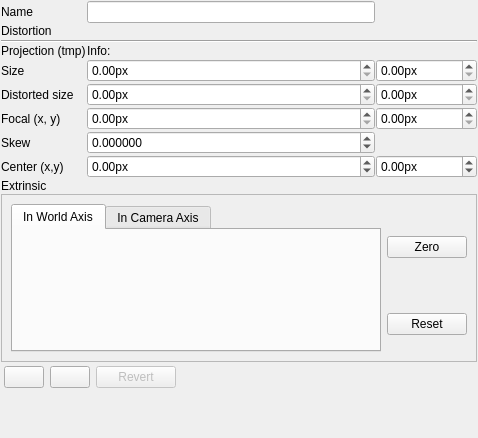
NickPenkrat/corecvs, file utils/distortioncorrector/cameraModelParametersControlWidget.ui: the form before one commit.
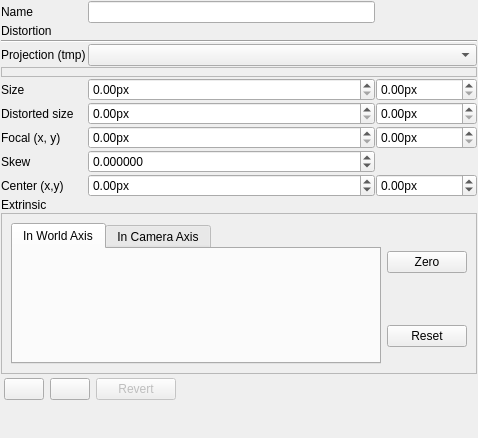
The form after the commit. Icons and pictures are not drawn. Custom widgets are drawn as their Qt base class.

The edit to the form file:
```diff
--- a/utils/distortioncorrector/cameraModelParametersControlWidget.ui
+++ b/utils/distortioncorrector/cameraModelParametersControlWidget.ui
@@ -29,7 +29,172 @@
    <property name="spacing">
     <number>1</number>
    </property>
-   <item row="11" column="0">
+   <item row="14" column="0" colspan="4">
+    <widget class="QFrame" name="frame_2">
+     <property name="sizePolicy">
+      <sizepolicy hsizetype="Preferred" vsizetype="Preferred">
+       <horstretch>0</horstretch>
+       <verstretch>0</verstretch>
+      </sizepolicy>
+     </property>
+     <property name="minimumSize">
+      <size>
+       <width>0</width>
+       <height>100</height>
+      </size>
+     </property>
+     <property name="frameShape">
+      <enum>QFrame::StyledPanel</enum>
+     </property>
+     <property name="frameShadow">
+      <enum>QFrame::Raised</enum>
+     </property>
+     <layout class="QGridLayout" name="gridLayout">
+      <item row="0" column="1">
+       <widget class="QPushButton" name="zeroExtrinsicsPushButton">
+        <property name="sizePolicy">
+         <sizepolicy hsizetype="Fixed" vsizetype="Fixed">
+          <horstretch>0</horstretch>
+          <verstretch>0</verstretch>
+         </sizepolicy>
+        </property>
+        <property name="toolTip">
+         <string>Sets all extrinsic parameteres to 0</string>
+        </property>
+        <property name="text">
+         <string>Zero</string>
+        </property>
+        <property name="icon">
+         <iconset resource="../../resources/main.qrc">
+          <normaloff>:/new/prefix1/bullet_blue.png</normaloff>:/new/prefix1/bullet_blue.png</iconset>
+        </property>
+        <property name="iconSize">
+         <size>
+          <width>24</width>
+          <height>24</height>
+         </size>
+        </property>
+       </widget>
+      </item>
+      <item row="0" column="0" rowspan="2">
+       <widget class="QTabWidget" name="tabWidget">
+        <property name="enabled">
+         <bool>true</bool>
+        </property>
+        <property name="sizePolicy">
+         <sizepolicy hsizetype="MinimumExpanding" vsizetype="MinimumExpanding">
+          <horstretch>0</horstretch>
+          <verstretch>0</verstretch>
+         </sizepolicy>
+        </property>
+        <property name="toolTip">
+         <string>&lt;html&gt;&lt;head/&gt;&lt;body&gt;&lt;p&gt;World Coordinate&lt;/p&gt;&lt;p&gt;&lt;br/&gt;&lt;/p&gt;&lt;/body&gt;&lt;/html&gt;</string>
+        </property>
+        <property name="currentIndex">
+         <number>0</number>
+        </property>
+        <widget class="QWidget" name="tab">
+         <attribute name="title">
+          <string>In World Axis</string>
+         </attribute>
+         <layout class="QGridLayout" name="gridLayout_2">
+          <item row="0" column="0">
+           <widget class="Affine3dControlWidget" name="extrinsicWorldWidget" native="true">
+            <property name="sizePolicy">
+             <sizepolicy hsizetype="Preferred" vsizetype="Fixed">
+              <horstretch>0</horstretch>
+              <verstretch>0</verstretch>
+             </sizepolicy>
+            </property>
+            <property name="minimumSize">
+             <size>
+              <width>0</width>
+              <height>100</height>
+             </size>
+            </property>
+           </widget>
+          </item>
+         </layout>
+        </widget>
+        <widget class="QWidget" name="tab_2">
+         <attribute name="title">
+          <string>In Camera Axis</string>
+         </attribute>
+         <layout class="QGridLayout" name="gridLayout_3">
+          <item row="0" column="0">
+           <widget class="Affine3dControlWidget" name="extrinsicCamWidget" native="true">
+            <property name="sizePolicy">
+             <sizepolicy hsizetype="Preferred" vsizetype="Fixed">
+              <horstretch>0</horstretch>
+              <verstretch>0</verstretch>
+             </sizepolicy>
+            </property>
+            <property name="minimumSize">
+             <size>
+              <width>0</width>
+              <height>100</height>
+             </size>
+            </property>
+           </widget>
+          </item>
+         </layout>
+        </widget>
+       </widget>
+      </item>
+      <item row="1" column="1">
+       <widget class="QPushButton" name="resetExtrinsicsPushButton">
+        <property name="toolTip">
+         <string>Sets angles to default camera rotation</string>
+        </property>
+        <property name="text">
+         <string>Reset</string>
+        </property>
+        <property name="icon">
+         <iconset resource="../../resources/main.qrc">
+          <normaloff>:/new/prefix1/bullet_orange.png</normaloff>:/new/prefix1/bullet_orange.png</iconset>
+        </property>
+        <property name="iconSize">
+         <size>
+          <width>24</width>
+          <height>24</height>
+         </size>
+        </property>
+       </widget>
+      </item>
+     </layout>
+    </widget>
+   </item>
+   <item row="8" column="3">
+    <widget class="QDoubleSpinBox" name="spinBoxSizeY">
+     <property name="suffix">
+      <string>px</string>
+     </property>
+     <property name="maximum">
+      <double>1000000000.000000000000000</double>
+     </property>
+    </widget>
+   </item>
+   <item row="9" column="2">
+    <widget class="QDoubleSpinBox" name="spinBoxSizeDistortedX">
+     <property name="suffix">
+      <string>px</string>
+     </property>
+     <property name="maximum">
+      <double>1000000000.000000000000000</double>
+     </property>
+    </widget>
+   </item>
+   <item row="9" column="3">
+    <widget class="QDoubleSpinBox" name="spinBoxSizeDistortedY">
+     <property name="suffix">
+      <string>px</string>
+     </property>
+     <property name="maximum">
+      <double>1000000000.000000000000000</double>
+     </property>
+    </widget>
+   </item>
+   <item row="12" column="0">
     <widget class="QLabel" name="label_12">
      <property name="text">
       <string>Center (x,y)</string>
@@ -52,21 +217,14 @@
      </property>
     </widget>
    </item>
-   <item row="6" column="1" colspan="2">
-    <widget class="QLabel" name="infoLabel">
-     <property name="text">
-      <string>Info:</string>
-     </property>
-    </widget>
-   </item>
-   <item row="2" column="0" colspan="2">
+   <item row="2" column="0" colspan="3">
     <widget class="QLabel" name="label">
      <property name="text">
       <string>Distortion</string>
      </property>
     </widget>
    </item>
-   <item row="11" column="1">
+   <item row="12" column="2">
     <widget class="QDoubleSpinBox" name="spinBoxCx">
      <property name="suffix">
       <string>px</string>
@@ -79,7 +237,7 @@
      </property>
     </widget>
    </item>
-   <item row="9" column="2">
+   <item row="10" column="3">
     <widget class="QDoubleSpinBox" name="spinBoxFocalY">
      <property name="suffix">
       <string>px</string>
@@ -89,7 +247,7 @@
      </property>
     </widget>
    </item>
-   <item row="10" column="1">
+   <item row="11" column="2">
     <widget class="QDoubleSpinBox" name="spinBoxSkew">
      <property name="suffix">
       <string/>
@@ -105,23 +263,23 @@
      </property>
     </widget>
    </item>
-   <item row="10" column="0">
+   <item row="0" column="2">
+    <widget class="QLineEdit" name="cameraNameEdit"/>
+   </item>
+   <item row="11" column="0">
     <widget class="QLabel" name="labelSkew">
      <property name="text">
       <string>Skew</string>
      </property>
     </widget>
    </item>
-   <item row="7" column="0">
+   <item row="8" column="0">
     <widget class="QLabel" name="label_3">
      <property name="text">
       <string>Size</string>
      </property>
     </widget>
    </item>
-   <item row="0" column="1">
-    <widget class="QLineEdit" name="cameraNameEdit"/>
-   </item>
    <item row="0" column="0">
     <widget class="QLabel" name="label_2">
      <property name="text">
@@ -129,6 +287,13 @@
      </property>
     </widget>
    </item>
+   <item row="13" column="0">
+    <widget class="QLabel" name="label_4">
+     <property name="text">
+      <string>Extrinsic</string>
+     </property>
+    </widget>
+   </item>
    <item row="6" column="0">
     <widget class="QLabel" name="label_11">
      <property name="text">
@@ -136,14 +301,14 @@
      </property>
     </widget>
    </item>
-   <item row="9" column="0">
+   <item row="10" column="0">
     <widget class="QLabel" name="labelFocalX">
      <property name="text">
       <string>Focal (x, y)</string>
      </property>
     </widget>
    </item>
-   <item row="15" column="0" colspan="2">
+   <item row="16" column="0" colspan="3">
     <spacer name="verticalSpacer">
      <property name="orientation">
       <enum>Qt::Vertical</enum>
@@ -156,14 +321,24 @@
      </property>
     </spacer>
    </item>
-   <item row="12" column="0">
-    <widget class="QLabel" name="label_4">
-     <property name="text">
-      <string>Extrinsic</string>
+   <item row="10" column="2">
+    <widget class="QDoubleSpinBox" name="spinBoxFocalX">
+     <property name="suffix">
+      <string>px</string>
      </property>
+     <property name="maximum">
+      <double>1000000000.000000000000000</double>
+     </property>
     </widget>
    </item>
-   <item row="14" column="0" colspan="3">
+   <item row="5" column="0" colspan="4">
+    <widget class="Line" name="line">
+     <property name="orientation">
+      <enum>Qt::Horizontal</enum>
+     </property>
+    </widget>
+   </item>
+   <item row="15" column="0" colspan="4">
     <widget class="QFrame" name="frame">
      <layout class="QHBoxLayout" name="horizontalLayout">
       <property name="leftMargin">
@@ -248,24 +423,7 @@
      </layout>
     </widget>
    </item>
-   <item row="9" column="1">
-    <widget class="QDoubleSpinBox" name="spinBoxFocalX">
-     <property name="suffix">
-      <string>px</string>
-     </property>
-     <property name="maximum">
-      <double>1000000000.000000000000000</double>
-     </property>
-    </widget>
-   </item>
-   <item row="5" column="0" colspan="3">
-    <widget class="Line" name="line">
-     <property name="orientation">
-      <enum>Qt::Horizontal</enum>
-     </property>
-    </widget>
-   </item>
-   <item row="11" column="2">
+   <item row="12" column="3">
     <widget class="QDoubleSpinBox" name="spinBoxCy">
      <property name="suffix">
       <string>px</string>
@@ -278,180 +436,15 @@
      </property>
     </widget>
    </item>
-   <item row="13" column="0" colspan="3">
-    <widget class="QFrame" name="frame_2">
-     <property name="sizePolicy">
-      <sizepolicy hsizetype="Preferred" vsizetype="Preferred">
-       <horstretch>0</horstretch>
-       <verstretch>0</verstretch>
-      </sizepolicy>
-     </property>
-     <property name="minimumSize">
-      <size>
-       <width>0</width>
-       <height>100</height>
-      </size>
-     </property>
-     <property name="frameShape">
-      <enum>QFrame::StyledPanel</enum>
-     </property>
-     <property name="frameShadow">
-      <enum>QFrame::Raised</enum>
-     </property>
-     <layout class="QGridLayout" name="gridLayout">
-      <item row="0" column="1">
-       <widget class="QPushButton" name="zeroExtrinsicsPushButton">
-        <property name="sizePolicy">
-         <sizepolicy hsizetype="Fixed" vsizetype="Fixed">
-          <horstretch>0</horstretch>
-          <verstretch>0</verstretch>
-         </sizepolicy>
-        </property>
-        <property name="toolTip">
-         <string>Sets all extrinsic parameteres to 0</string>
-        </property>
-        <property name="text">
-         <string>Zero</string>
-        </property>
-        <property name="icon">
-         <iconset resource="../../resources/main.qrc">
-          <normaloff>:/new/prefix1/bullet_blue.png</normaloff>:/new/prefix1/bullet_blue.png</iconset>
-        </property>
-        <property name="iconSize">
-         <size>
-          <width>24</width>
-          <height>24</height>
-         </size>
-        </property>
-       </widget>
-      </item>
-      <item row="0" column="0" rowspan="2">
-       <widget class="QTabWidget" name="tabWidget">
-        <property name="enabled">
-         <bool>true</bool>
-        </property>
-        <property name="sizePolicy">
-         <sizepolicy hsizetype="MinimumExpanding" vsizetype="MinimumExpanding">
-          <horstretch>0</horstretch>
-          <verstretch>0</verstretch>
-         </sizepolicy>
-        </property>
-        <property name="toolTip">
-         <string>&lt;html&gt;&lt;head/&gt;&lt;body&gt;&lt;p&gt;World Coordinate&lt;/p&gt;&lt;p&gt;&lt;br/&gt;&lt;/p&gt;&lt;/body&gt;&lt;/html&gt;</string>
-        </property>
-        <property name="currentIndex">
-         <number>0</number>
-        </property>
-        <widget class="QWidget" name="tab">
-         <attribute name="title">
-          <string>In World Axis</string>
-         </attribute>
-         <layout class="QGridLayout" name="gridLayout_2">
-          <item row="0" column="0">
-           <widget class="Affine3dControlWidget" name="extrinsicWorldWidget" native="true">
-            <property name="sizePolicy">
-             <sizepolicy hsizetype="Preferred" vsizetype="Fixed">
-              <horstretch>0</horstretch>
-              <verstretch>0</verstretch>
-             </sizepolicy>
-            </property>
-            <property name="minimumSize">
-             <size>
-              <width>0</width>
-              <height>100</height>
-             </size>
-            </property>
-           </widget>
-          </item>
-         </layout>
-        </widget>
-        <widget class="QWidget" name="tab_2">
-         <attribute name="title">
-          <string>In Camera Axis</string>
-         </attribute>
-         <layout class="QGridLayout" name="gridLayout_3">
-          <item row="0" column="0">
-           <widget class="Affine3dControlWidget" name="extrinsicCamWidget" native="true">
-            <property name="sizePolicy">
-             <sizepolicy hsizetype="Preferred" vsizetype="Fixed">
-              <horstretch>0</horstretch>
-              <verstretch>0</verstretch>
-             </sizepolicy>
-            </property>
-            <property name="minimumSize">
-             <size>
-              <width>0</width>
-              <height>100</height>
-             </size>
-            </property>
-           </widget>
-          </item>
-         </layout>
-        </widget>
-       </widget>
-      </item>
-      <item row="1" column="1">
-       <widget class="QPushButton" name="resetExtrinsicsPushButton">
-        <property name="toolTip">
-         <string>Sets angles to default camera rotation</string>
-        </property>
-        <property name="text">
-         <string>Reset</string>
-        </property>
-        <property name="icon">
-         <iconset resource="../../resources/main.qrc">
-          <normaloff>:/new/prefix1/bullet_orange.png</normaloff>:/new/prefix1/bullet_orange.png</iconset>
-        </property>
-        <property name="iconSize">
-         <size>
-          <width>24</width>
-          <height>24</height>
-         </size>
-        </property>
-       </widget>
-      </item>
-     </layout>
-    </widget>
-   </item>
-   <item row="8" column="0">
+   <item row="9" column="0">
     <widget class="QLabel" name="label_5">
      <property name="text">
       <string>Distorted size</string>
      </property>
     </widget>
    </item>
-   <item row="7" column="1">
-    <widget class="QDoubleSpinBox" name="spinBoxSizeX">
-     <property name="suffix">
-      <string>px</string>
-     </property>
-     <property name="maximum">
-      <double>1000000000.000000000000000</double>
-     </property>
-    </widget>
-   </item>
-   <item row="7" column="2">
-    <widget class="QDoubleSpinBox" name="spinBoxSizeY">
-     <property name="suffix">
-      <string>px</string>
-     </property>
-     <property name="maximum">
-      <double>1000000000.000000000000000</double>
-     </property>
-    </widget>
-   </item>
-   <item row="8" column="1">
-    <widget class="QDoubleSpinBox" name="spinBoxSizeDistortedX">
-     <property name="suffix">
-      <string>px</string>
-     </property>
-     <property name="maximum">
-      <double>1000000000.000000000000000</double>
-     </property>
-    </widget>
-   </item>
    <item row="8" column="2">
-    <widget class="QDoubleSpinBox" name="spinBoxSizeDistortedY">
+    <widget class="QDoubleSpinBox" name="spinBoxSizeX">
      <property name="suffix">
       <string>px</string>
      </property>
@@ -460,6 +453,25 @@
      </property>
     </widget>
    </item>
+   <item row="6" column="2" colspan="2">
+    <widget class="QComboBox" name="projectionTypeComboBox"/>
+   </item>
+   <item row="7" column="0" colspan="4">
+    <widget class="QFrame" name="projectionFrame">
+     <property name="minimumSize">
+      <size>
+       <width>10</width>
+       <height>10</height>
+      </size>
+     </property>
+     <property name="frameShape">
+      <enum>QFrame::StyledPanel</enum>
+     </property>
+     <property name="frameShadow">
+      <enum>QFrame::Raised</enum>
+     </property>
+    </widget>
+   </item>
   </layout>
  </widget>
  <customwidgets>
```
Left out of the diff: 2 changed lines with no effect on the pictures.
